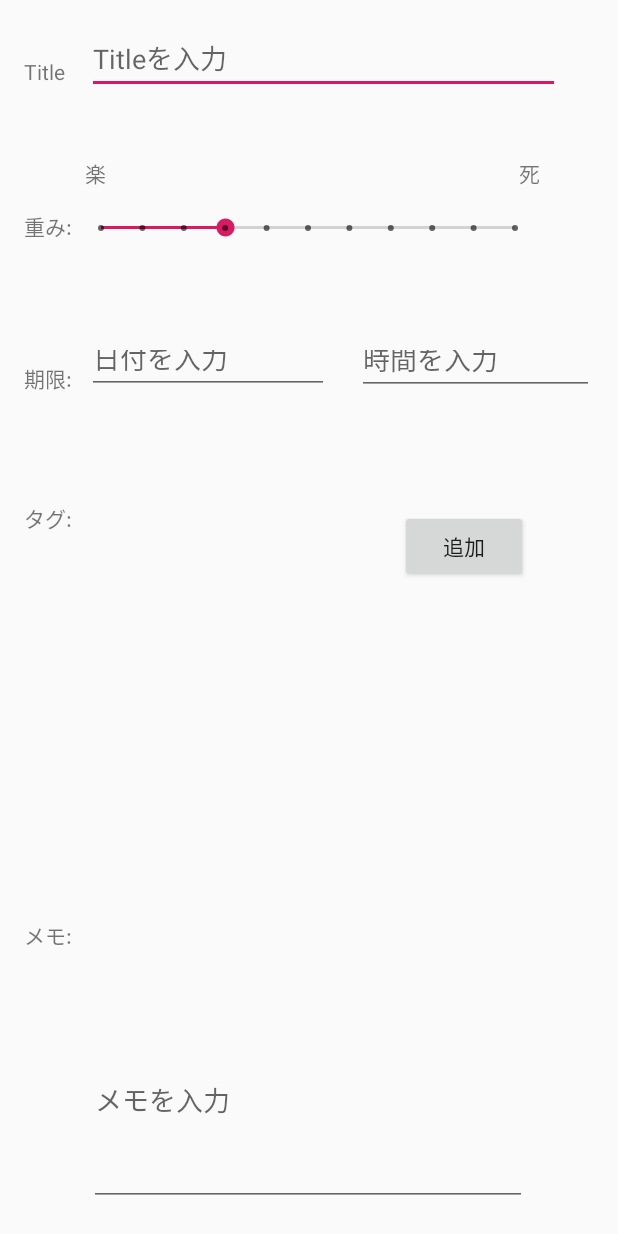
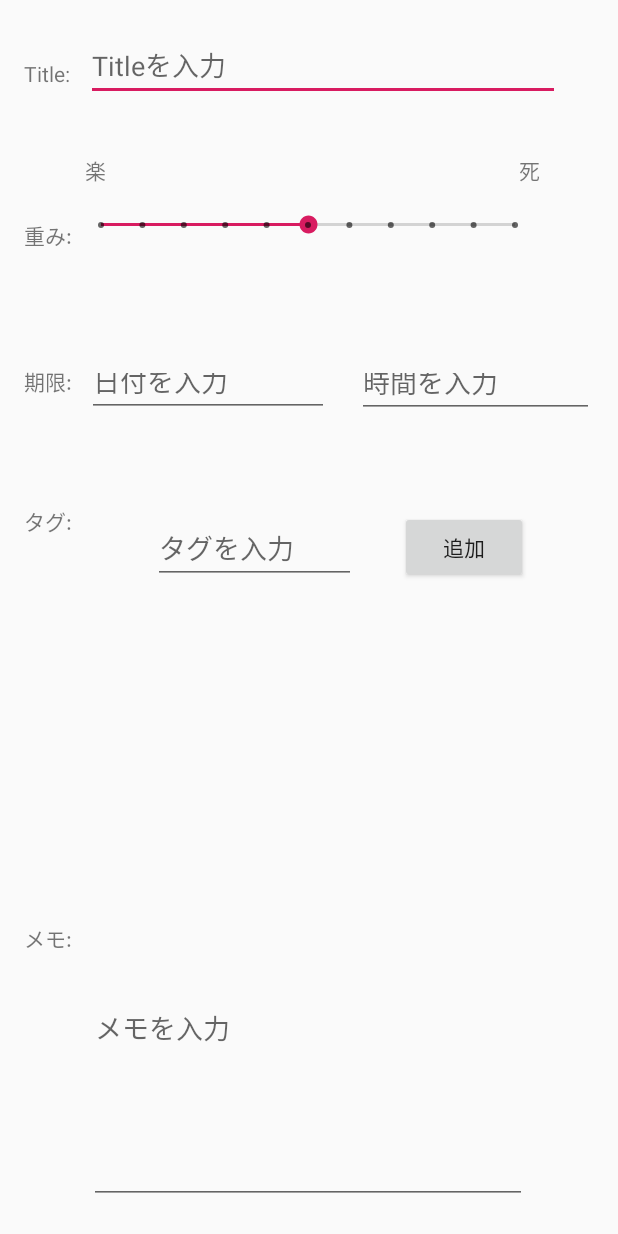
Before and after one commit to kiesproject/yabamiru, an Android app: the layout app_edit.xml on its own in the app's theme, with its tools: preview values and no code run, on a phone screen of 412 x 824 dp. Run offline under Robolectric (Android 15) with nearby library versions, the phone set to English and light mode, and no system bars.

Commit message:
add_edit_page 3

```diff
--- a/app/src/main/res/layout/app_edit.xml
+++ b/app/src/main/res/layout/app_edit.xml
@@ -7,7 +7,7 @@
 
     <EditText
         android:id="@+id/edit_title"
-        android:layout_width="315dp"
+        android:layout_width="316dp"
         android:layout_height="44dp"
         android:layout_marginBottom="8dp"
         android:layout_marginEnd="8dp"
@@ -21,10 +21,10 @@
         app:layout_constraintHorizontal_bias="0.619"
         app:layout_constraintStart_toStartOf="parent"
         app:layout_constraintTop_toTopOf="parent"
-        app:layout_constraintVertical_bias="0.014" />
+        app:layout_constraintVertical_bias="0.020" />
 
     <SeekBar
-        android:id="@+id/seekBar2"
+        android:id="@+id/edit_seekBar"
         style="@style/Widget.AppCompat.SeekBar.Discrete"
         android:layout_width="308dp"
         android:layout_height="39dp"
@@ -33,13 +33,13 @@
         android:layout_marginStart="8dp"
         android:layout_marginTop="8dp"
         android:max="10"
-        android:progress="3"
+        android:progress="5"
         app:layout_constraintBottom_toBottomOf="parent"
         app:layout_constraintEnd_toEndOf="parent"
         app:layout_constraintHorizontal_bias="0.494"
         app:layout_constraintStart_toStartOf="parent"
         app:layout_constraintTop_toTopOf="parent"
-        app:layout_constraintVertical_bias="0.162" />
+        app:layout_constraintVertical_bias="0.160" />
 
     <TextView
         android:id="@+id/text_weight"
@@ -55,7 +55,7 @@
         app:layout_constraintHorizontal_bias="0.022"
         app:layout_constraintStart_toStartOf="parent"
         app:layout_constraintTop_toTopOf="@+id/edit_title"
-        app:layout_constraintVertical_bias="0.148" />
+        app:layout_constraintVertical_bias="0.150" />
 
     <TextView
         android:id="@+id/text_deadline"
@@ -71,7 +71,7 @@
         app:layout_constraintHorizontal_bias="0.022"
         app:layout_constraintStart_toStartOf="parent"
         app:layout_constraintTop_toTopOf="parent"
-        app:layout_constraintVertical_bias="0.297" />
+        app:layout_constraintVertical_bias="0.30" />
 
     <EditText
         android:id="@+id/edit_date"
@@ -89,7 +89,7 @@
         app:layout_constraintHorizontal_bias="0.213"
         app:layout_constraintStart_toStartOf="parent"
         app:layout_constraintTop_toTopOf="parent"
-        app:layout_constraintVertical_bias="0.28" />
+        app:layout_constraintVertical_bias="0.30" />
 
     <EditText
         android:id="@+id/edit_time"
@@ -107,7 +107,7 @@
         app:layout_constraintHorizontal_bias="0.966"
         app:layout_constraintStart_toStartOf="parent"
         app:layout_constraintTop_toTopOf="parent"
-        app:layout_constraintVertical_bias="0.28" />
+        app:layout_constraintVertical_bias="0.30" />
 
     <TextView
         android:id="@+id/text_tag"
@@ -123,10 +123,10 @@
         app:layout_constraintHorizontal_bias="0.022"
         app:layout_constraintStart_toStartOf="parent"
         app:layout_constraintTop_toTopOf="@+id/edit_title"
-        app:layout_constraintVertical_bias="0.401" />
+        app:layout_constraintVertical_bias="0.40" />
 
     <android.support.v7.widget.RecyclerView
-        android:id="@+id/recyclerView"
+        android:id="@+id/edit_recyclerView"
         android:layout_width="292dp"
         android:layout_height="190dp"
         android:layout_marginBottom="8dp"
@@ -138,7 +138,7 @@
         app:layout_constraintHorizontal_bias="0.495"
         app:layout_constraintStart_toStartOf="parent"
         app:layout_constraintTop_toTopOf="parent"
-        app:layout_constraintVertical_bias="0.596" />
+        app:layout_constraintVertical_bias="0.60" />
 
     <TextView
         android:id="@+id/text_memo"
@@ -154,10 +154,10 @@
         app:layout_constraintHorizontal_bias="0.022"
         app:layout_constraintStart_toStartOf="parent"
         app:layout_constraintTop_toTopOf="parent"
-        app:layout_constraintVertical_bias="0.767" />
+        app:layout_constraintVertical_bias="0.770" />
 
     <Button
-        android:id="@+id/button"
+        android:id="@+id/button_tag"
         android:layout_width="85dp"
         android:layout_height="wrap_content"
         android:layout_marginBottom="8dp"
@@ -170,10 +170,10 @@
         app:layout_constraintHorizontal_bias="0.832"
         app:layout_constraintStart_toStartOf="parent"
         app:layout_constraintTop_toTopOf="@+id/edit_title"
-        app:layout_constraintVertical_bias="0.423" />
+        app:layout_constraintVertical_bias="0.420" />
 
     <TextView
-        android:id="@+id/textView5"
+        android:id="@+id/text_dead"
         android:layout_width="wrap_content"
         android:layout_height="wrap_content"
         android:layout_marginBottom="8dp"
@@ -186,10 +186,10 @@
         app:layout_constraintHorizontal_bias="0.884"
         app:layout_constraintStart_toStartOf="parent"
         app:layout_constraintTop_toTopOf="parent"
-        app:layout_constraintVertical_bias="0.123" />
+        app:layout_constraintVertical_bias="0.120" />
 
     <TextView
-        android:id="@+id/textView6"
+        android:id="@+id/text_easy"
         android:layout_width="wrap_content"
         android:layout_height="wrap_content"
         android:layout_marginBottom="8dp"
@@ -202,7 +202,7 @@
         app:layout_constraintHorizontal_bias="0.127"
         app:layout_constraintStart_toStartOf="parent"
         app:layout_constraintTop_toTopOf="parent"
-        app:layout_constraintVertical_bias="0.123" />
+        app:layout_constraintVertical_bias="0.120" />
 
     <TextView
         android:id="@+id/text_title"
@@ -212,13 +212,14 @@
         android:layout_marginEnd="8dp"
         android:layout_marginStart="8dp"
         android:layout_marginTop="8dp"
-        android:text="Title"
+        android:gravity="start"
+        android:text="Title:"
         app:layout_constraintBottom_toBottomOf="parent"
         app:layout_constraintEnd_toEndOf="parent"
         app:layout_constraintHorizontal_bias="0.021"
         app:layout_constraintStart_toStartOf="parent"
         app:layout_constraintTop_toTopOf="parent"
-        app:layout_constraintVertical_bias="0.038" />
+        app:layout_constraintVertical_bias="0.040" />
 
     <EditText
         android:id="@+id/edit_memo"
@@ -231,12 +232,32 @@
         android:ems="10"
         android:hint="メモを入力"
         android:inputType="textMultiLine"
+        android:maxLines="10"
+        android:gravity="start"
         app:layout_constraintBottom_toBottomOf="parent"
         app:layout_constraintEnd_toEndOf="parent"
         app:layout_constraintHorizontal_bias="0.495"
         app:layout_constraintStart_toStartOf="parent"
         app:layout_constraintTop_toTopOf="parent"
-        app:layout_constraintVertical_bias="0.982"
-        android:maxLines="10"/>
+        app:layout_constraintVertical_bias="0.980"
+        />
+
+    <EditText
+        android:id="@+id/edit_tag"
+        android:layout_width="135dp"
+        android:layout_height="46dp"
+        android:layout_marginBottom="8dp"
+        android:layout_marginEnd="8dp"
+        android:layout_marginStart="8dp"
+        android:layout_marginTop="8dp"
+        android:ems="10"
+        android:hint="タグを入力"
+        android:inputType="textPersonName"
+        app:layout_constraintBottom_toBottomOf="parent"
+        app:layout_constraintEnd_toEndOf="parent"
+        app:layout_constraintHorizontal_bias="0.361"
+        app:layout_constraintStart_toStartOf="parent"
+        app:layout_constraintTop_toTopOf="parent"
+        app:layout_constraintVertical_bias="0.440" />
 
 </android.support.constraint.ConstraintLayout>
```
